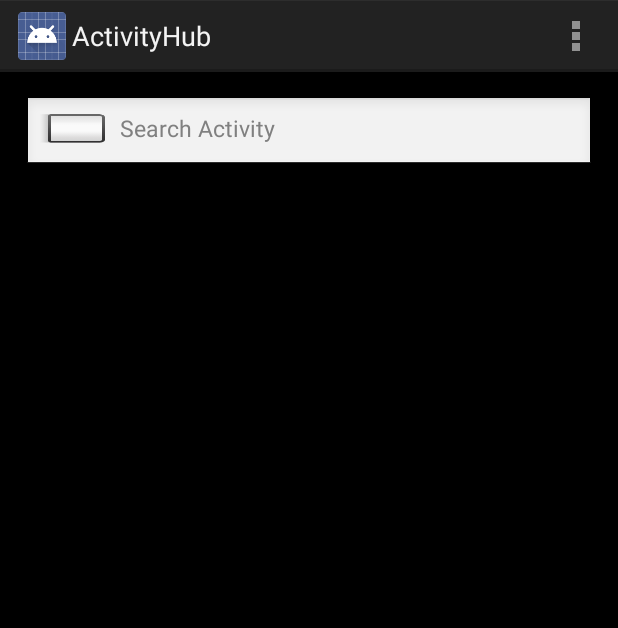
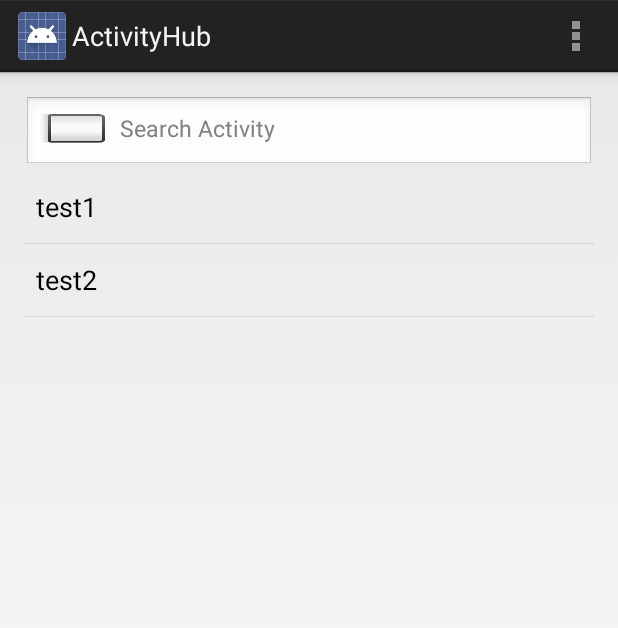
Before and after one commit to TRoy888/Hackathon, an Android app: the screen it shows after launch (MainActivity), on a phone screen of 412 x 824 dp. Shown: the top 628 px of the screen. Run offline under Robolectric (Android 15) with nearby library versions, the phone set to English and light mode, and no system bars.

Commit message:
added swipe and refresh list view

```diff
--- a/ActivityHub/app/src/main/java/hackathon/activityhub/MainActivity.java
+++ b/ActivityHub/app/src/main/java/hackathon/activityhub/MainActivity.java
@@ -2,16 +2,53 @@ package hackathon.activityhub;
 
 import android.app.Activity;
 import android.os.Bundle;
+import android.os.Handler;
 import android.view.Menu;
 import android.view.MenuItem;
+import android.support.v4.widget.SwipeRefreshLayout;
+import android.widget.ArrayAdapter;
+import android.widget.ListView;
+
+import java.util.ArrayList;
 
 
 public class MainActivity extends Activity {
 
+    private SwipeRefreshLayout refreshview;
+    private Handler handler = new Handler();
+    private ArrayList<String> list = new ArrayList<String>();
+    private ListView lv;
+    private ArrayAdapter<String> arrayAdapter;
     @Override
     protected void onCreate(Bundle savedInstanceState) {
         super.onCreate(savedInstanceState);
         setContentView(R.layout.activity_main);
+        lv = (ListView)findViewById(R.id.listView);
+        list.add("test1");
+        list.add("test2");
+        arrayAdapter = new ArrayAdapter<String>(
+                this,
+                android.R.layout.simple_list_item_1,list
+        );
+        lv.setAdapter(arrayAdapter);
+        refreshview = (SwipeRefreshLayout)findViewById(R.id.swipe);
+        //refreshview.setColorSchemeResources(R.color.blue_bright, R.color.green_light,
+        //    R.color.orange_light, R.color.red_light);
+        refreshview.setOnRefreshListener(new SwipeRefreshLayout.OnRefreshListener() {
+            @Override
+            public void onRefresh() {
+                // get the new data from you data source
+                // TODO : request data here
+                // our swipeRefreshLayout needs to be notified when the data is returned in order for it to stop the animation
+                handler.postDelayed(new Runnable(){
+                    public void run(){
+                        list.add("testAdd");
+                        refreshview.setRefreshing(false);
+                    }
+                },500);
+                lv.setAdapter(arrayAdapter);
+            }
+        });
     }
 
 
--- a/ActivityHub/app/src/main/res/layout/activity_main.xml
+++ b/ActivityHub/app/src/main/res/layout/activity_main.xml
@@ -6,7 +6,6 @@
     android:paddingRight="@dimen/activity_horizontal_margin"
     android:paddingTop="@dimen/activity_vertical_margin"
     android:paddingBottom="@dimen/activity_vertical_margin"
-    android:background="#000000"
     android:id="@+id/swipe">
     <RelativeLayout
         android:layout_width="fill_parent"
```
